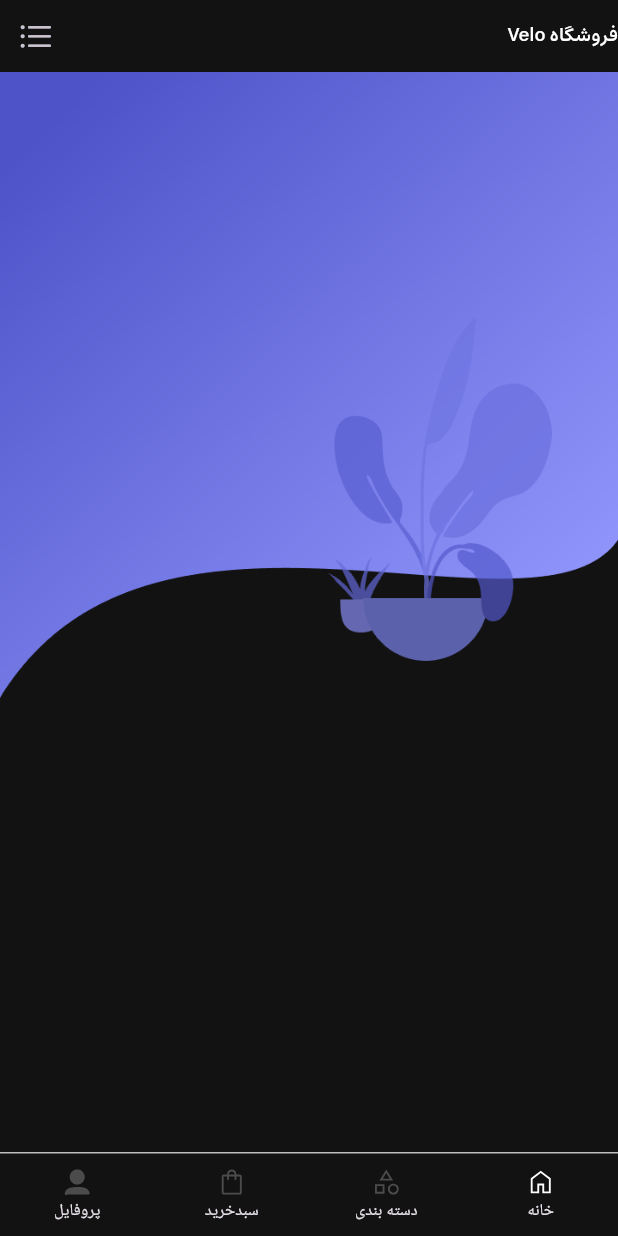
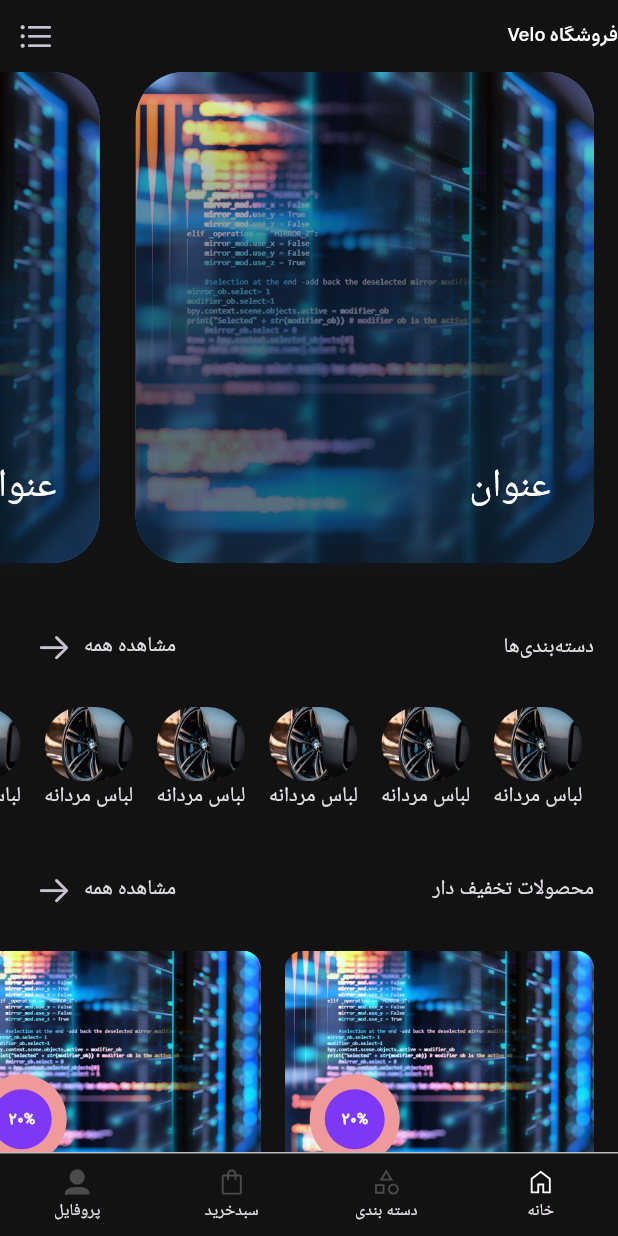
Before and after one commit to saeidjeddi/VeloShop-platform, a Flutter app: the screen it shows after launch, on a phone screen of 412 x 824 dp. Run offline on Flutter 3.47's test engine with Material 3 defaults, Android fonts, the phone set to English and light mode, and no system bars; drawn by our look-alikes of carousel_slider; our stand-ins replace bloc, dio, flutter_svg.

Commit message:
home page Add

```diff
--- a/lib/core/constants/assets_path/image_path.dart
+++ b/lib/core/constants/assets_path/image_path.dart
@@ -4,4 +4,8 @@ class ImagePath {
   static const String clock = 'assets/img/clock.png';
   static const String light1 = 'assets/img/light-1.png';
   static const String light2 = 'assets/img/light-2.png';
+  static const String slider1 = 'assets/img/large_post_4.jpg';
+  static const String slider2 = 'assets/img/small_post_2.jpg';
+  static const String slider3 = 'assets/img/small_post_3.jpg';
+
 }
--- a/lib/core/constants/dimens.dart
+++ b/lib/core/constants/dimens.dart
@@ -3,4 +3,5 @@ class AppDimers {
   static const double small = 8;
   static const double medium = 12;
   static const double large = 24;
+  static const double bigLarge = 32;
 }
--- /dev/null
+++ b/lib/core/extention/price_libel.dart
@@ -0,0 +1,17 @@
+
+
+
+import 'package:intl/intl.dart';
+
+extension PriceLibel on int {
+  String get withPriceLibel {
+    return this > 0 ? separatByComma : 'رایگان';
+  }
+
+  String get separatByComma {
+    final formatter = NumberFormat.decimalPattern('fa');
+
+    final result = formatter.format(this);
+    return result;
+  }
+}
--- a/lib/core/theme/text_style/dark_text_style.dart
+++ b/lib/core/theme/text_style/dark_text_style.dart
@@ -8,15 +8,38 @@ class AppTextstyleDarkMode {
 
   static final TextStyle title = TextStyle(
     fontFamily: FontsPath.estedad,
-    fontSize: 20,
+    fontSize: 16,
     color: ColorDorkMode.title,
   );
 
   static TextStyle caption = TextStyle(
     fontFamily: FontsPath.dana,
+    fontSize: 12,
+    color: ColorDorkMode.title.withAlpha(150),
+    fontWeight: FontWeight.normal,
+  );
+
+  static TextStyle discount = TextStyle(
+    fontFamily: FontsPath.tanha,
+    fontSize: 10,
+    color: Colors.white,
+    fontWeight: FontWeight.bold,
+  );
+
+
+  static TextStyle price = TextStyle(
+    fontFamily: FontsPath.dana,
     fontSize: 13,
     color: ColorDorkMode.title.withAlpha(150),
+    fontWeight: FontWeight.bold,
+  );
+
+  static TextStyle priceDiscount = TextStyle(
+    fontFamily: FontsPath.vazir,
+    fontSize: 10,
+    color: ColorDorkMode.title.withAlpha(150),
     fontWeight: FontWeight.normal,
+    decoration: TextDecoration.lineThrough
   );
 
 
--- /dev/null
+++ b/lib/core/widgets/productItem.dart
@@ -0,0 +1,131 @@
+
+
+
+import 'package:flutter/material.dart';
+import 'package:veloshop/core/constants/dimens.dart';
+import 'package:veloshop/core/extention/price_libel.dart';
+import 'package:veloshop/core/extention/sizboxextension.dart';
+import 'package:veloshop/core/theme/text_style/dark_text_style.dart';
+
+class ProductItem extends StatelessWidget {
+  const ProductItem({
+    super.key,
+    required this.size,
+    required this.titel,
+    required this.pric,
+    this.pricDiscount,
+    this.discount,
+    required this.imgeProduct,
+  });
+
+  final Size size;
+  final String imgeProduct;
+  final String titel;
+  final int pric;
+  final int? pricDiscount;
+  final int? discount;
+
+  @override
+  Widget build(BuildContext context) {
+    return Container(
+      margin: const EdgeInsets.symmetric(horizontal: 8),
+      width: size.width / 2,
+      decoration: BoxDecoration(
+        color: Color.fromARGB(255, 41, 41, 41),
+        borderRadius: BorderRadius.circular(AppDimers.medium + 5),
+      ),
+      child: Stack(
+        children: [
+          Column(
+            crossAxisAlignment: .start,
+            children: [
+              ClipRRect(
+                borderRadius: BorderRadius.only(
+                  topLeft: Radius.circular(AppDimers.medium),
+                  topRight: Radius.circular(AppDimers.medium),
+                ),
+                child: Image.asset(
+                  imgeProduct,
+                  fit: BoxFit.cover,
+                  width: size.width,
+                  height: size.height / 6,
+                ),
+              ),
+
+              SizedBox(
+                width: size.width * .7,
+                child: Padding(
+                  padding: EdgeInsets.only(
+                    left: AppDimers.medium,
+                    right: AppDimers.medium,
+                    top: AppDimers.small
+                  ),
+                  child: Text(
+                    titel,
+                    overflow: TextOverflow.ellipsis,
+                    maxLines: 2,
+                    style: AppTextstyleDarkMode.title,
+                  ),
+                ),
+              ),
+              AppDimers.large.height,
+
+              if (pricDiscount != null)
+                Padding(
+                  padding: EdgeInsets.only(
+                    left: AppDimers.medium,
+                    right: AppDimers.medium,
+                  ),
+                  child: Text(
+                    '${pricDiscount!.separatByComma}تومان ',
+                    style: AppTextstyleDarkMode.priceDiscount,
+                  ),
+                ),
+              if (pricDiscount == null) AppDimers.large.height,
+
+              Padding(
+                padding: EdgeInsets.only(
+                  left: AppDimers.medium,
+                  right: AppDimers.medium,
+                ),
+                child: Text(
+                  '${pric.withPriceLibel}تومان ',
+                  style: AppTextstyleDarkMode.price,
+                ),
+              ),
+            ],
+          ),
+
+
+          if (discount != null)
+            Positioned(
+              top: size.height * .1,
+              left: size.width * .04,
+              child: Container(
+                width: 60,
+                height: 60,
+                alignment: Alignment.center,
+                decoration: BoxDecoration(
+                  color: Colors.red.shade200,
+                  borderRadius: BorderRadius.circular(AppDimers.bigLarge),
+                ),
+                child: Container(
+                  width: 40,
+                  height: 40,
+                  decoration: BoxDecoration(
+                    color: const Color.fromARGB(255, 126, 55, 245),
+                    borderRadius: BorderRadius.circular(AppDimers.large),
+                  ),
+                  alignment: Alignment.center,
+                  child: Text(
+                    '${discount!.separatByComma}%',
+                    style: AppTextstyleDarkMode.discount,
+                  ),
+                ),
+              ),
+            ),
+        ],
+      ),
+    );
+  }
+}
--- a/lib/features/main/presentation/pages/home_screen.dart
+++ b/lib/features/main/presentation/pages/home_screen.dart
@@ -1,19 +1,18 @@
+import 'package:carousel_slider/carousel_slider.dart';
 import 'package:flutter/cupertino.dart';
 import 'package:flutter/material.dart';
 import 'package:veloshop/core/constants/assets_path/image_path.dart';
+import 'package:veloshop/core/constants/dimens.dart';
+import 'package:veloshop/core/extention/price_libel.dart';
+import 'package:veloshop/core/extention/sizboxextension.dart';
 import 'package:veloshop/core/theme/text_style/dark_text_style.dart';
-import 'package:veloshop/features/main/presentation/pages/side_menu.dart';
 import 'package:veloshop/core/widgets/appBarCostum.dart';
-
-
-
-
+import 'package:veloshop/core/widgets/productItem.dart';
+import 'package:veloshop/features/main/presentation/widgets/carouselSliderItem.dart';
+import 'package:veloshop/features/main/presentation/widgets/labelTitle.dart';
 
 class HomeScreen extends StatelessWidget {
-  const HomeScreen({
-    super.key,
-    required this.onMenuPressed,
-  });
+  const HomeScreen({super.key, required this.onMenuPressed});
 
   final VoidCallback onMenuPressed;
 
@@ -27,27 +26,146 @@ class HomeScreen extends StatelessWidget {
         child: Row(
           mainAxisAlignment: MainAxisAlignment.spaceBetween,
           children: [
-            Text(
-              'فروشگاه Velo',
-              style: AppTextstyleDarkMode.titleAppBar,
-            ),
+            Text('فروشگاه Velo', style: AppTextstyleDarkMode.titleAppBar),
 
             IconButton(
               onPressed: onMenuPressed,
-              icon: const Icon(
-                CupertinoIcons.list_bullet,
-              ),
+              icon: const Icon(CupertinoIcons.list_bullet),
             ),
           ],
         ),
       ),
 
-      body: Column(
-        children: [
-          Image.asset(
-            ImagePath.background,
-          ),
-        ],
+      body: SingleChildScrollView(
+        physics: BouncingScrollPhysics(),
+        child: Column(
+          mainAxisAlignment: .start,
+          crossAxisAlignment: .start,
+          children: [
+            CarouselSlider.builder(
+              itemCount: 5,
+              itemBuilder: (context, index, realIndex) {
+                return CarouselSliderItem(
+                  title: 'عنوان',
+                  imgPath: ImagePath.slider1,
+                  left: realIndex == 0 ? 8 : 16,
+                  right: realIndex == 5 - 1 ? 8 : 16,
+                );
+              },
+              options: CarouselOptions(
+                scrollDirection: Axis.horizontal,
+                viewportFraction: 0.8,
+                aspectRatio: 1.2,
+                initialPage: 0,
+                disableCenter: true,
+                enableInfiniteScroll: false,
+                // autoPlay: true,
+                enlargeStrategy: CenterPageEnlargeStrategy.height,
+                enlargeCenterPage: true,
+                scrollPhysics: BouncingScrollPhysics(),
+                padEnds: false,
+
+                // reverse: true
+              ),
+            ),
+
+            LabelTitle(label: 'دسته‌بندی‌ها', onTop: () {}),
+
+            SizedBox(
+              width: size.width,
+              height: size.height * .1,
+              child: ListView.builder(
+                scrollDirection: Axis.horizontal,
+                padding: const EdgeInsets.symmetric(horizontal: 8),
+                itemCount: 9,
+                itemBuilder: (context, index) {
+                  return Padding(
+                    padding: EdgeInsets.only(
+                      right: index == 0 ? 8 : 0,
+                      left: index == 9 - 1 ? 8 : 0,
+                    ),
+                    child: Column(
+                      children: [
+                        Container(
+                          width: size.width / 7,
+                          height: size.height * .06,
+                          margin: const EdgeInsets.symmetric(horizontal: 8),
+                          decoration: BoxDecoration(
+                            borderRadius: BorderRadius.circular(
+                              AppDimers.bigLarge,
+                            ),
+                            image: DecorationImage(
+                              image: AssetImage(ImagePath.slider3),
+                              fit: BoxFit.cover,
+                            ),
+                          ),
+                        ),
+
+                        Text('لباس مردانه'),
+                      ],
+                    ),
+                  );
+                },
+              ),
+            ),
+
+            LabelTitle(label: 'محصولات تخفیف دار', onTop: () {}),
+
+            SizedBox(
+              width: size.width,
+              height: size.height * .35,
+              child: ListView.builder(
+                scrollDirection: Axis.horizontal,
+                itemCount: 5,
+                itemBuilder: (context, index) {
+                  return Padding(
+                    padding: EdgeInsets.only(
+                      right: index == 0 ? 8 : 0,
+                      left: index == 5 - 1 ? 8 : 0,
+                    ),
+                    child: ProductItem(
+                      size: size,
+                      titel: 'هدفون بی‌‌سیم حرفه‌ای مدل Pro X قشنگ و مشنگ و قشنگ',
+                      pric: 700000,
+                      imgeProduct: ImagePath.slider1,
+                      pricDiscount: 4000000,
+                      discount: 20,
+                    ),
+                  );
+                },
+              ),
+            ),
+
+            LabelTitle(label: 'محصولات پیشنهادی ', onTop: () {}),
+
+            SizedBox(
+              width: size.width,
+              height: size.height * .35,
+              child: ListView.builder(
+                scrollDirection: Axis.horizontal,
+                itemCount: 5,
+                itemBuilder: (context, index) {
+                  return Padding(
+                    padding: EdgeInsets.only(
+                      right: index == 0 ? 8 : 0,
+                      left: index == 5 - 1 ? 8 : 0,
+                    ),
+                    child: ProductItem(
+                      size: size,
+                      titel: 'گوشی گلکسی S23',
+                      pric: 80000,
+                      imgeProduct: ImagePath.slider3,
+
+
+                    ),
+                  );
+                },
+              ),
+            ),
+
+            AppDimers.bigLarge.height,
+          ],
+        ),
       ),
     );
   }
--- /dev/null
+++ b/lib/features/main/presentation/widgets/carouselSliderItem.dart
@@ -0,0 +1,74 @@
+import 'package:flutter/material.dart';
+
+class CarouselSliderItem extends StatelessWidget {
+  const CarouselSliderItem({
+    super.key,
+    required this.title,
+    required this.imgPath,
+    required this.left,
+    required this.right,
+  });
+
+  final String title;
+  final String imgPath;
+  final double left;
+  final double right;
+
+  @override
+  Widget build(BuildContext context) {
+    final Size size = MediaQuery.of(context).size;
+    return Container(
+      margin: EdgeInsets.fromLTRB(left, 0, right, 0),      child: Stack(
+        children: [
+          Positioned.fill(
+            top: 100,
+            right: 30,
+            left: 30,
+            bottom: 24,
+            child: Container(
+              decoration: BoxDecoration(
+                boxShadow: [
+                  BoxShadow(blurRadius: 20, color: Color(0xaa0D253C)),
+                ],
+              ),
+            ),
+          ),
+
+          Positioned.fill(
+            child: Container(
+              margin: EdgeInsets.fromLTRB(0, 0, 0, 16),
+              decoration: BoxDecoration(
+                borderRadius: BorderRadius.circular(32),
+                color: Colors.blue,
+              ),
+
+              foregroundDecoration: BoxDecoration(
+                borderRadius: BorderRadius.circular(32),
+                gradient: LinearGradient(
+                  begin: Alignment.topCenter,
+                  end: Alignment.center,
+                  colors: [Colors.transparent, Color(0xaa0D253C)],
+                ),
+              ),
+              child: ClipRRect(
+                borderRadius: BorderRadiusGeometry.circular(32),
+                child: Image.asset(imgPath, fit: BoxFit.cover),
+              ),
+            ),
+          ),
+
+          Positioned(
+            bottom: size.height * .06,
+            left: size.width * .06,
+            right: size.width * .07,
+            child: Text(
+              title,
+              style: Theme.of(context).textTheme.labelLarge!
+                  .apply(color: Colors.white, fontSizeDelta: 12),
+            ),
+          ),
+        ],
+      ),
+    );
+  }
+}
--- /dev/null
+++ b/lib/features/main/presentation/widgets/labelTitle.dart
@@ -0,0 +1,40 @@
+
+
+
+import 'package:flutter/cupertino.dart';
+import 'package:flutter/material.dart';
+import 'package:veloshop/core/constants/dimens.dart';
+import 'package:veloshop/core/extention/sizboxextension.dart';
+
+class LabelTitle extends StatelessWidget {
+  const LabelTitle({super.key, required this.label, required this.onTop});
+
+  final String label;
+  final VoidCallback onTop;
+
+
+
+  @override
+  Widget build(BuildContext context) {
+    return Padding(
+      padding: const EdgeInsets.all(16),
+      child: Row(
+        mainAxisAlignment: .spaceBetween,
+        children: [
+          Text(label),
+
+          IconButton(
+            onPressed: onTop,
+            icon: Row(
+              children: [
+                Text('مشاهده همه'),
+                AppDimers.small.width,
+                Icon(CupertinoIcons.arrow_right),
+              ],
+            ),
+          ),
+        ],
+      ),
+    );
+  }
+}
--- a/pubspec.yaml
+++ b/pubspec.yaml
@@ -21,6 +21,8 @@ dependencies:
   shared_preferences: ^2.5.5
   equatable: ^2.1.0
   flutter_svg: ^2.3.0
+  carousel_slider: ^5.1.2
+  intl: ^0.20.3
 
 
 dev_dependencies:
```
Also changed, not shown: assets/img/large_post_4.jpg (added), assets/img/small_post_2.jpg (added), assets/img/small_post_3.jpg (added), pubspec.lock.
